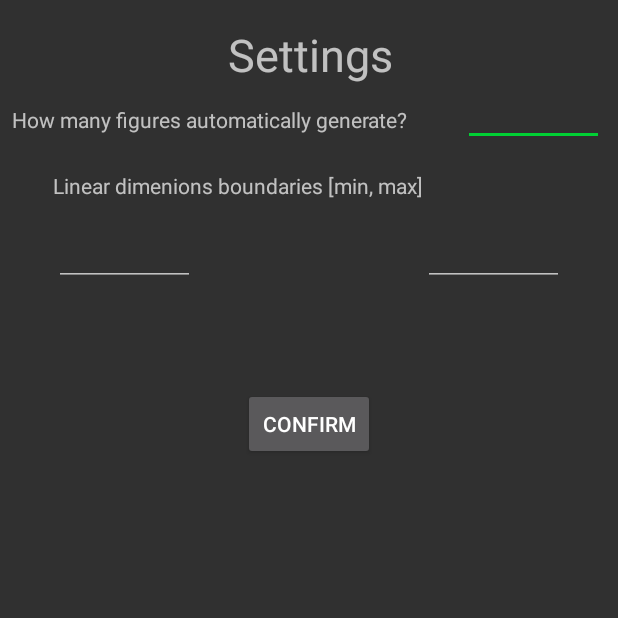
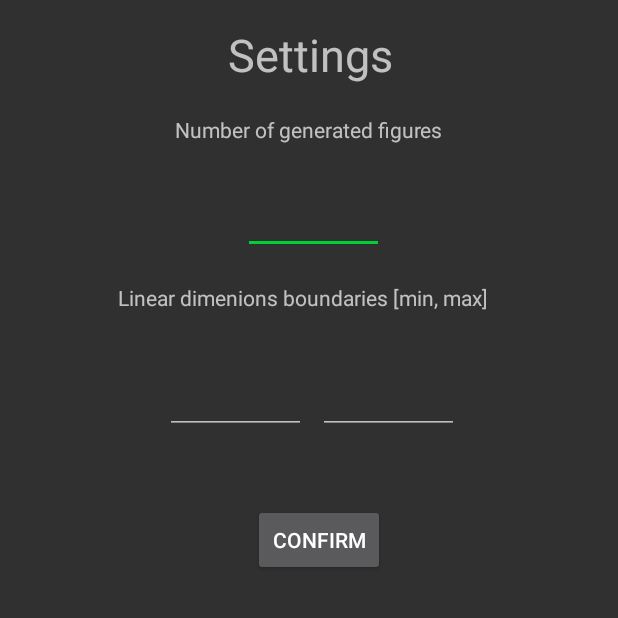
Before and after one commit to lukaszek96tester/appFigureCalc, an Android app: the screen it shows after launch (SettingsActivity), after a tap on "SETTINGS", on a phone screen of 412 x 824 dp, the top half of it. Run offline under Robolectric (Android 15) with nearby library versions, the phone set to English and light mode, and no system bars.

Commit message:
zmieniono ujemne wartosci dlugosc, dodano funkcję obracania aktywnosci settings, zmieniono ustawienie pol tekstowych i innych kontrolek aby layout poprawnie wyswietlal sie nawet na mniejszych wyswietlaczach oraz na wielkich, dodano funkcje skrolowania aktywnosci settings

```diff
--- a/app/src/main/AndroidManifest.xml
+++ b/app/src/main/AndroidManifest.xml
@@ -29,7 +29,9 @@
             android:label="@string/title_activity_display_stats"
             android:screenOrientation="sensor"
             android:theme="@style/GreenDarky" />
-        <activity android:name=".SettingsActivity"></activity>
+        <activity
+            android:name=".SettingsActivity"
+            android:screenOrientation="sensor" />
     </application>
 
 </manifest>
--- a/app/src/main/java/net/ddns/achouse/appfigurecalc/MainActivity.java
+++ b/app/src/main/java/net/ddns/achouse/appfigurecalc/MainActivity.java
@@ -26,7 +26,7 @@ public class MainActivity extends AppCompatActivity {
             //tutaj jest przechowywana lista figur jest zapisywana w metodzie onSaveInstanceSave
             listFigures = savedInstanceState.getParcelableArrayList("listFigures");
         } else {
-            min = -5;
+            min = 0;
             max = 5;
             numberOfFigures = 6;
             generateFigures();
--- a/app/src/main/res/layout/activity_settings.xml
+++ b/app/src/main/res/layout/activity_settings.xml
@@ -1,4 +1,11 @@
 <?xml version="1.0" encoding="utf-8"?>
+<ScrollView xmlns:android="http://schemas.android.com/apk/res/android"
+    xmlns:app="http://schemas.android.com/apk/res-auto"
+    xmlns:tools="http://schemas.android.com/tools"
+    android:layout_width="match_parent"
+    android:layout_height="match_parent"
+    android:fillViewport="true">
+
 <android.support.constraint.ConstraintLayout xmlns:android="http://schemas.android.com/apk/res/android"
     xmlns:app="http://schemas.android.com/apk/res-auto"
     xmlns:tools="http://schemas.android.com/tools"
@@ -27,9 +34,12 @@
         android:layout_height="28dp"
         android:layout_marginStart="8dp"
         android:layout_marginLeft="8dp"
-        android:layout_marginTop="13dp"
-        android:text="How many figures automatically generate?"
+        android:layout_marginTop="20dp"
+        android:layout_marginEnd="8dp"
+        android:layout_marginRight="8dp"
+        android:text="Number of generated figures"
         android:textSize="14sp"
+        app:layout_constraintEnd_toEndOf="parent"
         app:layout_constraintStart_toStartOf="parent"
         app:layout_constraintTop_toBottomOf="@+id/SA_title" />
 
@@ -39,14 +49,14 @@
         android:layout_height="wrap_content"
         android:layout_marginStart="8dp"
         android:layout_marginLeft="8dp"
-        android:layout_marginTop="52dp"
-        android:layout_marginEnd="9dp"
-        android:layout_marginRight="9dp"
+        android:layout_marginTop="124dp"
+        android:layout_marginEnd="8dp"
+        android:layout_marginRight="8dp"
         android:ems="10"
         android:inputType="number"
         app:layout_constraintEnd_toEndOf="parent"
-        app:layout_constraintHorizontal_bias="1.0"
-        app:layout_constraintStart_toEndOf="@+id/SA_label"
+        app:layout_constraintHorizontal_bias="0.51"
+        app:layout_constraintStart_toStartOf="parent"
         app:layout_constraintTop_toTopOf="parent" />
 
     <TextView
@@ -55,51 +65,68 @@
         android:layout_height="31dp"
         android:layout_marginStart="8dp"
         android:layout_marginLeft="8dp"
-        android:layout_marginTop="16dp"
-        android:layout_marginEnd="121dp"
-        android:layout_marginRight="121dp"
+        android:layout_marginTop="84dp"
+        android:layout_marginEnd="8dp"
+        android:layout_marginRight="8dp"
         android:text="Linear dimenions boundaries [min, max]"
         android:textSize="14sp"
         app:layout_constraintEnd_toEndOf="parent"
-        app:layout_constraintHorizontal_bias="1.0"
         app:layout_constraintStart_toStartOf="parent"
         app:layout_constraintTop_toBottomOf="@+id/SA_label" />
-
-    <EditText
-        android:id="@+id/SA_max"
-        android:layout_width="94dp"
-        android:layout_height="wrap_content"
-        android:layout_marginEnd="36dp"
-        android:layout_marginRight="36dp"
-        android:ems="10"
-        android:inputType="numberDecimal"
-        app:layout_constraintEnd_toEndOf="parent"
-        app:layout_constraintTop_toBottomOf="@+id/SA_label_1" />
-
-    <EditText
-        android:id="@+id/SA_min"
-        android:layout_width="94dp"
-        android:layout_height="wrap_content"
-        android:layout_marginStart="36dp"
-        android:layout_marginLeft="36dp"
-        android:ems="10"
-        android:inputType="numberDecimal"
-        app:layout_constraintStart_toStartOf="parent"
-        app:layout_constraintTop_toBottomOf="@+id/SA_label_1" />
 
     <Button
         android:id="@+id/button"
         android:layout_width="wrap_content"
         android:layout_height="wrap_content"
-        android:layout_marginStart="148dp"
-        android:layout_marginLeft="148dp"
-        android:layout_marginTop="113dp"
-        android:layout_marginEnd="148dp"
-        android:layout_marginRight="148dp"
+        android:layout_marginStart="8dp"
+        android:layout_marginLeft="8dp"
+        android:layout_marginTop="116dp"
+        android:layout_marginEnd="8dp"
+        android:layout_marginRight="8dp"
         android:onClick="onButtonClicked"
         android:text="CONFIRM"
         app:layout_constraintEnd_toEndOf="parent"
+        app:layout_constraintHorizontal_bias="0.521"
         app:layout_constraintStart_toStartOf="parent"
         app:layout_constraintTop_toBottomOf="@+id/SA_label_1" />
 
+    <android.support.constraint.ConstraintLayout
+        android:layout_width="201dp"
+        android:layout_height="56dp"
+        android:layout_marginStart="8dp"
+        android:layout_marginLeft="8dp"
+        android:layout_marginTop="16dp"
+        android:layout_marginEnd="8dp"
+        android:layout_marginRight="8dp"
+        app:layout_constraintEnd_toEndOf="parent"
+        app:layout_constraintHorizontal_bias="0.502"
+        app:layout_constraintStart_toStartOf="parent"
+        app:layout_constraintTop_toBottomOf="@+id/SA_label_1">
+
+        <EditText
+            android:id="@+id/SA_min"
+            android:layout_width="94dp"
+            android:layout_height="wrap_content"
+            android:layout_marginStart="8dp"
+            android:layout_marginLeft="8dp"
+            android:layout_marginTop="8dp"
+            android:ems="10"
+            android:inputType="numberDecimal"
+            app:layout_constraintStart_toEndOf="@+id/SA_max"
+            app:layout_constraintTop_toTopOf="parent" />
+
+        <EditText
+            android:id="@+id/SA_max"
+            android:layout_width="94dp"
+            android:layout_height="wrap_content"
+            android:layout_marginStart="4dp"
+            android:layout_marginLeft="4dp"
+            android:layout_marginTop="8dp"
+            android:ems="10"
+            android:inputType="numberDecimal"
+            app:layout_constraintStart_toStartOf="parent"
+            app:layout_constraintTop_toTopOf="parent" />
+    </android.support.constraint.ConstraintLayout>
+
 </android.support.constraint.ConstraintLayout>
+</ScrollView>
```
Also changed, not shown: 1 other file.
